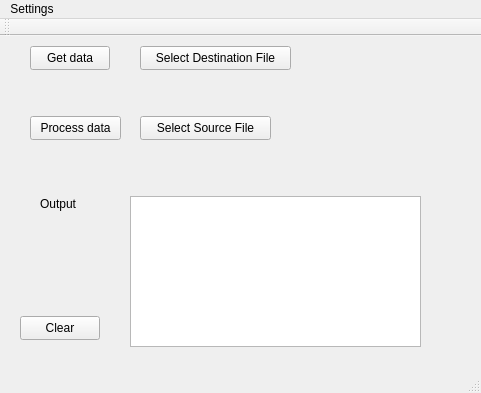
qrana/testbench, file testbenchGUI/mainwindow.ui: the form before one commit.
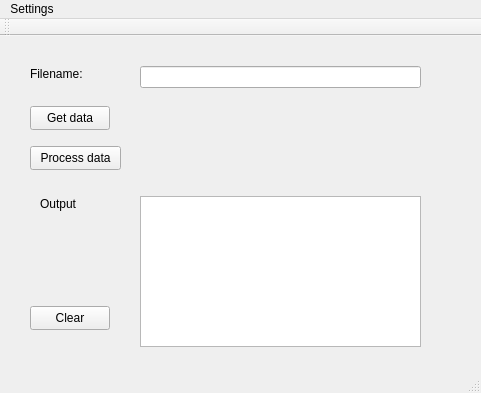
The form after the commit.

Commit message: Added better functionality to GUI

The edit to the form file:
```diff
--- a/testbenchGUI/mainwindow.ui
+++ b/testbenchGUI/mainwindow.ui
@@ -18,7 +18,7 @@
     <property name="geometry">
      <rect>
       <x>30</x>
-      <y>80</y>
+      <y>110</y>
       <width>91</width>
       <height>24</height>
      </rect>
@@ -30,9 +30,9 @@
    <widget class="QPlainTextEdit" name="outputTextEdit">
     <property name="geometry">
      <rect>
-      <x>130</x>
+      <x>140</x>
       <y>160</y>
-      <width>291</width>
+      <width>281</width>
       <height>151</height>
      </rect>
     </property>
@@ -41,7 +41,7 @@
     <property name="geometry">
      <rect>
       <x>30</x>
-      <y>10</y>
+      <y>70</y>
       <width>80</width>
       <height>24</height>
      </rect>
@@ -53,8 +53,8 @@
    <widget class="QPushButton" name="clearButton">
     <property name="geometry">
      <rect>
-      <x>20</x>
-      <y>280</y>
+      <x>30</x>
+      <y>270</y>
       <width>80</width>
       <height>24</height>
      </rect>
@@ -76,56 +76,27 @@
      <string>Output</string>
     </property>
    </widget>
-   <widget class="QPushButton" name="destinationButton">
+   <widget class="QLineEdit" name="filenameLineEdit">
     <property name="geometry">
      <rect>
       <x>140</x>
-      <y>10</y>
-      <width>151</width>
-      <height>24</height>
+      <y>30</y>
+      <width>281</width>
+      <height>22</height>
      </rect>
     </property>
-    <property name="text">
-     <string>Select Destination File</string>
-    </property>
    </widget>
    <widget class="QLabel" name="destinationFileLabel">
     <property name="geometry">
      <rect>
-      <x>320</x>
-      <y>10</y>
-      <width>111</width>
+      <x>30</x>
+      <y>30</y>
+      <width>71</width>
       <height>16</height>
      </rect>
     </property>
     <property name="text">
-     <string>&lt;no file selected&gt;</string>
-    </property>
-   </widget>
-   <widget class="QPushButton" name="sourceFileButton">
-    <property name="geometry">
-     <rect>
-      <x>140</x>
-      <y>80</y>
-      <width>131</width>
-      <height>24</height>
-     </rect>
-    </property>
-    <property name="text">
-     <string>Select Source File</string>
-    </property>
-   </widget>
-   <widget class="QLabel" name="sourceFileLabel">
-    <property name="geometry">
-     <rect>
-      <x>320</x>
-      <y>80</y>
-      <width>111</width>
-      <height>16</height>
-     </rect>
-    </property>
-    <property name="text">
-     <string>&lt;no file selected&gt;</string>
+     <string>Filename:</string>
     </property>
    </widget>
   </widget>
```
Left out of the diff: 4 changed lines with no effect on the pictures. The commit also changes 2 other files.
